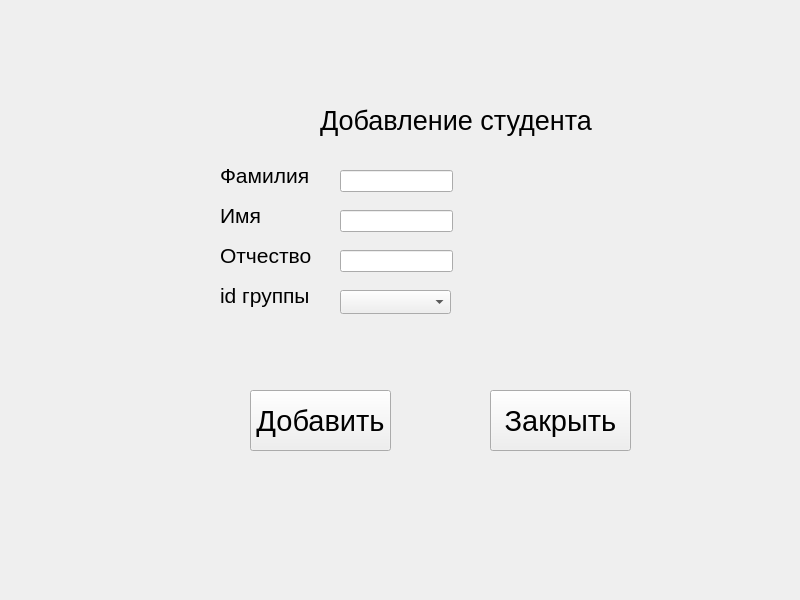
Qt form form.ui (dcherep/student) before a commit.
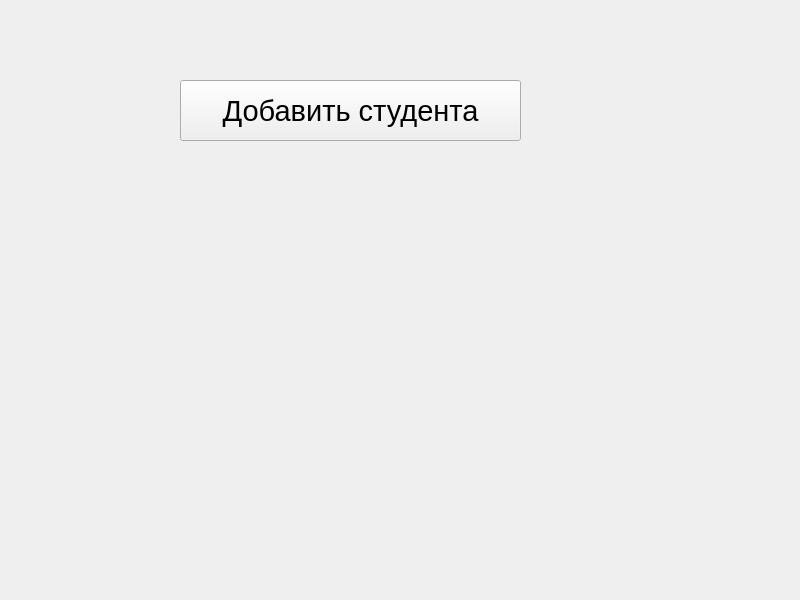
The same form after that commit.

Diff of the .ui file:
```diff
--- a/form.ui
+++ b/form.ui
@@ -13,102 +13,12 @@
   <property name="windowTitle">
    <string>Widget</string>
   </property>
-  <widget class="QLabel" name="label">
-   <property name="geometry">
-    <rect>
-     <x>320</x>
-     <y>80</y>
-     <width>281</width>
-     <height>81</height>
-    </rect>
-   </property>
-   <property name="font">
-    <font>
-     <pointsize>20</pointsize>
-    </font>
-   </property>
-   <property name="text">
-    <string>Добавление студента</string>
-   </property>
-  </widget>
-  <widget class="QLabel" name="label_2">
-   <property name="geometry">
-    <rect>
-     <x>220</x>
-     <y>160</y>
-     <width>101</width>
-     <height>31</height>
-    </rect>
-   </property>
-   <property name="font">
-    <font>
-     <pointsize>16</pointsize>
-    </font>
-   </property>
-   <property name="text">
-    <string>Фамилия</string>
-   </property>
-  </widget>
-  <widget class="QLabel" name="label_3">
-   <property name="geometry">
-    <rect>
-     <x>220</x>
-     <y>200</y>
-     <width>101</width>
-     <height>31</height>
-    </rect>
-   </property>
-   <property name="font">
-    <font>
-     <pointsize>16</pointsize>
-    </font>
-   </property>
-   <property name="text">
-    <string>Имя</string>
-   </property>
-  </widget>
-  <widget class="QLabel" name="label_4">
-   <property name="geometry">
-    <rect>
-     <x>220</x>
-     <y>240</y>
-     <width>101</width>
-     <height>31</height>
-    </rect>
-   </property>
-   <property name="font">
-    <font>
-     <pointsize>16</pointsize>
-    </font>
-   </property>
-   <property name="text">
-    <string>Отчество</string>
-   </property>
-  </widget>
-  <widget class="QLabel" name="label_5">
-   <property name="geometry">
-    <rect>
-     <x>220</x>
-     <y>280</y>
-     <width>101</width>
-     <height>31</height>
-    </rect>
-   </property>
-   <property name="font">
-    <font>
-     <pointsize>16</pointsize>
-    </font>
-   </property>
-   <property name="text">
-    <string>id группы</string>
-   </property>
-  </widget>
   <widget class="QPushButton" name="pushButton">
    <property name="geometry">
     <rect>
-     <x>250</x>
-     <y>390</y>
-     <width>141</width>
+     <x>180</x>
+     <y>80</y>
+     <width>341</width>
      <height>61</height>
     </rect>
    </property>
@@ -118,80 +28,7 @@
     </font>
    </property>
    <property name="text">
-    <string>Добавить</string>
-   </property>
-  </widget>
-  <widget class="QPushButton" name="pushButton_2">
-   <property name="geometry">
-    <rect>
-     <x>490</x>
-     <y>390</y>
-     <width>141</width>
-     <height>61</height>
-    </rect>
-   </property>
-   <property name="font">
-    <font>
-     <pointsize>22</pointsize>
-    </font>
-   </property>
-   <property name="text">
-    <string>Закрыть</string>
-   </property>
-  </widget>
-  <widget class="QLineEdit" name="lineEdit">
-   <property name="geometry">
-    <rect>
-     <x>340</x>
-     <y>170</y>
-     <width>113</width>
-     <height>22</height>
-    </rect>
-   </property>
-   <property name="font">
-    <font>
-     <pointsize>12</pointsize>
-    </font>
-   </property>
-  </widget>
-  <widget class="QLineEdit" name="lineEdit_2">
-   <property name="geometry">
-    <rect>
-     <x>340</x>
-     <y>210</y>
-     <width>113</width>
-     <height>22</height>
-    </rect>
-   </property>
-   <property name="font">
-    <font>
-     <pointsize>12</pointsize>
-    </font>
-   </property>
-  </widget>
-  <widget class="QLineEdit" name="lineEdit_3">
-   <property name="geometry">
-    <rect>
-     <x>340</x>
-     <y>250</y>
-     <width>113</width>
-     <height>22</height>
-    </rect>
-   </property>
-   <property name="font">
-    <font>
-     <pointsize>12</pointsize>
-    </font>
-   </property>
-  </widget>
-  <widget class="QComboBox" name="comboBox">
-   <property name="geometry">
-    <rect>
-     <x>340</x>
-     <y>290</y>
-     <width>111</width>
-     <height>24</height>
-    </rect>
+    <string>Добавить студента</string>
    </property>
   </widget>
  </widget>
```
